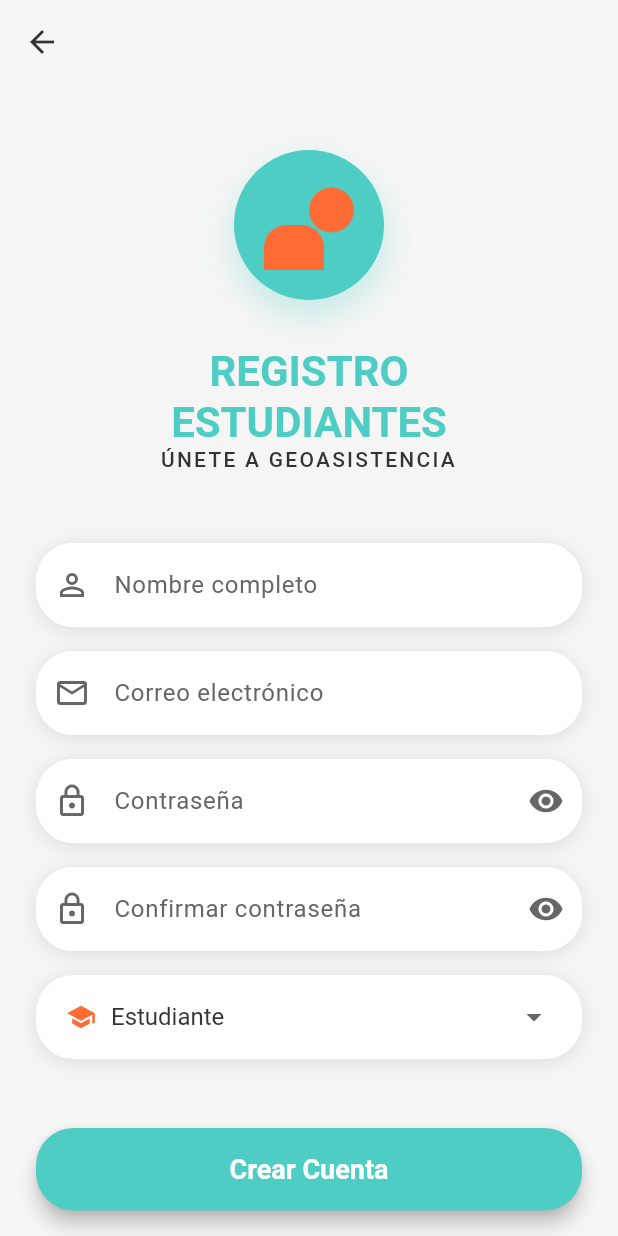
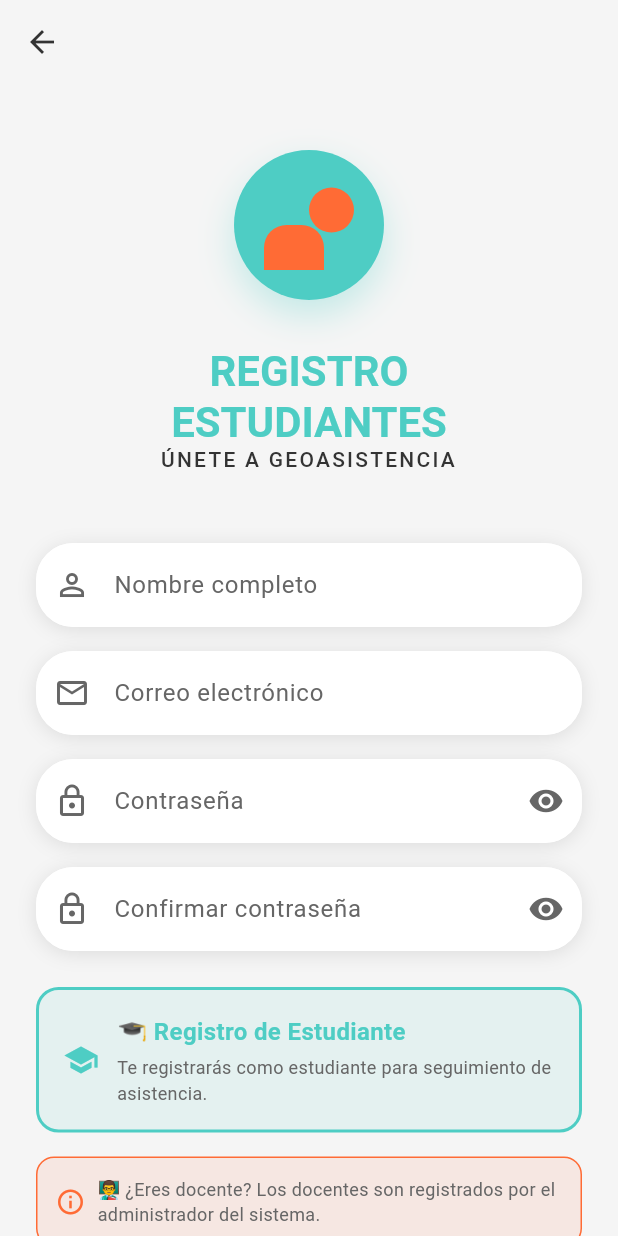
Before and after one commit to nicevall/GeoAsist_Front, a Flutter app: the RegisterScreen screen opened by its route, on a phone screen of 412 x 824 dp. Run offline on Flutter 3.47's test engine with Material 3 defaults, Android fonts, the phone set to English and light mode, and no system bars; our stand-ins replace shared_preferences; accounts and stored records are empty.

Commit message:
modified:   lib/screens/register_screen.dart

```diff
--- a/lib/screens/register_screen.dart
+++ b/lib/screens/register_screen.dart
@@ -1,4 +1,4 @@
-// lib/screens/register_screen.dart
+// lib/screens/register_screen.dart - SOLO ESTUDIANTES
 import 'package:flutter/material.dart';
 import '../widgets/custom_text_field.dart';
 import '../widgets/custom_button.dart';
@@ -23,7 +23,8 @@
   final AuthService _authService = AuthService();
 
   bool _isLoading = false;
-  String _selectedRole = AppConstants.estudianteRole;
+  // ✅ ROL FIJO - Solo estudiantes pueden registrarse por la app
+  final String _fixedRole = AppConstants.estudianteRole;
 
   @override
   Widget build(BuildContext context) {
@@ -154,60 +155,73 @@
                 keyboardType: TextInputType.visiblePassword,
               ),
 
-              // Selector de rol
+              // ✅ INFORMACIÓN DE ROL FIJO (sin selector)
               Container(
-                margin: const EdgeInsets.symmetric(vertical: 8),
+                margin: const EdgeInsets.symmetric(vertical: 16),
+                padding: const EdgeInsets.all(16),
                 decoration: BoxDecoration(
-                  color: AppColors.white,
-                  borderRadius: BorderRadius.circular(25),
-                  boxShadow: [
-                    BoxShadow(
-                      color: Colors.black.withValues(alpha: 0.1),
-                      blurRadius: 10,
-                      offset: const Offset(0, 2),
+                  color: AppColors.secondaryTeal.withValues(alpha: 0.1),
+                  borderRadius: BorderRadius.circular(15),
+                  border: Border.all(color: AppColors.secondaryTeal, width: 2),
+                ),
+                child: const Row(
+                  children: [
+                    Icon(Icons.school,
+                        color: AppColors.secondaryTeal, size: 24),
+                    SizedBox(width: 12),
+                    Expanded(
+                      child: Column(
+                        crossAxisAlignment: CrossAxisAlignment.start,
+                        children: [
+                          Text(
+                            '🎓 Registro de Estudiante',
+                            style: TextStyle(
+                              fontWeight: FontWeight.bold,
+                              color: AppColors.secondaryTeal,
+                              fontSize: 16,
+                            ),
+                          ),
+                          SizedBox(height: 4),
+                          Text(
+                            'Te registrarás como estudiante para seguimiento de asistencia.',
+                            style: TextStyle(
+                              fontSize: 12,
+                              color: AppColors.textGray,
+                            ),
+                          ),
+                        ],
+                      ),
                     ),
                   ],
                 ),
-                child: Padding(
-                  padding:
-                      const EdgeInsets.symmetric(horizontal: 20, vertical: 4),
-                  child: DropdownButtonHideUnderline(
-                    child: DropdownButton<String>(
-                      value: _selectedRole,
-                      isExpanded: true,
-                      hint: const Text('Selecciona tu rol'),
-                      icon: const Icon(Icons.arrow_drop_down,
-                          color: AppColors.textGray),
-                      style: const TextStyle(
-                        color: AppColors.darkGray,
-                        fontSize: 16,
+              ),
+
+              // ✅ INFORMACIÓN PARA DOCENTES
+              Container(
+                margin: const EdgeInsets.only(bottom: 20),
+                padding: const EdgeInsets.all(12),
+                decoration: BoxDecoration(
+                  color: AppColors.primaryOrange.withValues(alpha: 0.1),
+                  borderRadius: BorderRadius.circular(12),
+                  border: Border.all(color: AppColors.primaryOrange, width: 1),
+                ),
+                child: const Row(
+                  children: [
+                    Icon(Icons.info_outline,
+                        color: AppColors.primaryOrange, size: 20),
+                    SizedBox(width: 8),
+                    Expanded(
+                      child: Text(
+                        '👨‍🏫 ¿Eres docente? Los docentes son registrados por el administrador del sistema.',
+                        style: TextStyle(
+                          fontSize: 12,
+                          color: AppColors.textGray,
+                        ),
                       ),
-                      onChanged: (String? newValue) {
-                        if (newValue != null) {
-                          setState(() {
-                            _selectedRole = newValue;
-                          });
-                        }
-                      },
-                      items: const [
-                        DropdownMenuItem(
-                          value: AppConstants.estudianteRole,
-                          child: Row(
-                            children: [
-                              Icon(Icons.school,
-                                  color: AppColors.primaryOrange, size: 20),
-                              SizedBox(width: 10),
-                              Text('Estudiante'),
-                            ],
-                          ),
-                        ),
-                      ],
                     ),
-                  ),
+                  ],
                 ),
               ),
-
-              const SizedBox(height: 30),
 
               // Botón de registro
               _isLoading
@@ -215,10 +229,9 @@
                       color: AppColors.secondaryTeal,
                     )
                   : CustomButton(
-                      text: 'Crear Cuenta',
+                      text: 'Crear Cuenta de Estudiante',
                       onPressed: _handleRegister,
-                      isPrimary:
-                          false, // Usamos teal como color primario para registro
+                      isPrimary: false, // Usar color teal para registro
                     ),
 
               const SizedBox(height: 15),
@@ -272,7 +285,7 @@
                     ),
                     const SizedBox(width: 8),
                     const Text(
-                      'Servidor activo - Registro habilitado',
+                      'Servidor activo - Registro de estudiantes habilitado',
                       style: TextStyle(
                         fontSize: 12,
                         color: AppColors.textGray,
@@ -288,6 +301,7 @@
     );
   }
 
+  // ✅ FUNCIÓN DE REGISTRO - SOLO ESTUDIANTES
   Future<void> _handleRegister() async {
     final nombre = _nombreController.text.trim();
     final correo = _correoController.text.trim();
@@ -338,24 +352,22 @@
       return;
     }
 
-    setState(() {
-      _isLoading = true;
-    });
+    setState(() => _isLoading = true);
 
     try {
-      // Llamada al backend
+      // ✅ REGISTRO SOLO COMO ESTUDIANTE
       final response = await _authService.register(
         nombre,
         correo,
         password,
-        _selectedRole,
+        _fixedRole, // Siempre 'estudiante'
       );
 
       if (response.ok) {
         AppRouter.showSnackBar(
           response.mensaje.isNotEmpty
               ? response.mensaje
-              : AppConstants.registrationSuccessMessage,
+              : 'Registro exitoso. Ya puedes iniciar sesión como estudiante.',
         );
 
         // Regresar al login después del registro exitoso
@@ -366,20 +378,21 @@
         AppRouter.showSnackBar(
           response.mensaje.isNotEmpty
               ? response.mensaje
-              : 'Error al crear la cuenta',
+              : 'Error al crear la cuenta de estudiante',
           isError: true,
         );
       }
     } catch (e) {
       AppRouter.showSnackBar(
-        AppConstants.networkErrorMessage,
+        'Error de conexión. Verifica tu internet.',
         isError: true,
       );
+
+      // Debug en desarrollo
+      debugPrint('Error de registro: $e');
     } finally {
       if (mounted) {
-        setState(() {
-          _isLoading = false;
-        });
+        setState(() => _isLoading = false);
       }
     }
   }
```
